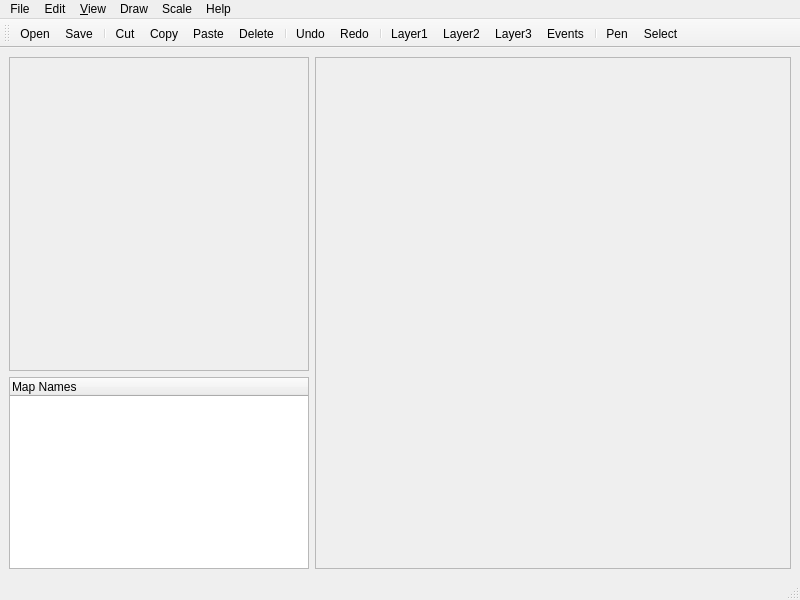
Before: the Qt Designer form mainwindow.ui in jowin202/YaRXP, drawn with Qt 5.
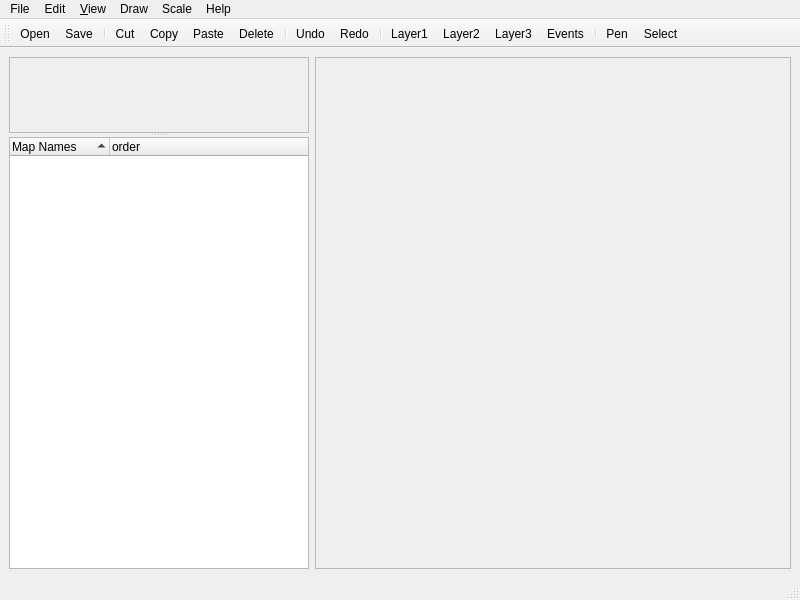
After: the same form once the commit is applied. Icons and pictures are not drawn. Custom widgets are drawn as their Qt base class.

```diff
--- a/mainwindow.ui
+++ b/mainwindow.ui
@@ -18,11 +18,13 @@
     <item row="0" column="0">
      <layout class="QHBoxLayout" name="horizontalLayout">
       <item>
-       <layout class="QVBoxLayout" name="verticalLayout_2">
-        <item>
+       <widget class="QSplitter" name="splitter">
+        <property name="orientation">
+         <enum>Qt::Vertical</enum>
+        </property>
          <widget class="QScrollArea" name="tileset_scroll">
           <property name="sizePolicy">
-           <sizepolicy hsizetype="Fixed" vsizetype="Expanding">
+          <sizepolicy hsizetype="Fixed" vsizetype="Preferred">
             <horstretch>0</horstretch>
             <verstretch>0</verstretch>
            </sizepolicy>
@@ -45,7 +47,7 @@
              <x>0</x>
              <y>0</y>
              <width>296</width>
-             <height>291</height>
+            <height>83</height>
             </rect>
            </property>
            <layout class="QGridLayout" name="gridLayout_2">
@@ -74,11 +76,9 @@
            </layout>
           </widget>
          </widget>
-        </item>
-        <item>
          <widget class="MapTreeWidget" name="map_tree_widget">
           <property name="sizePolicy">
-           <sizepolicy hsizetype="Fixed" vsizetype="Minimum">
+          <sizepolicy hsizetype="Fixed" vsizetype="Preferred">
             <horstretch>0</horstretch>
             <verstretch>0</verstretch>
            </sizepolicy>
@@ -89,14 +89,21 @@
             <height>0</height>
            </size>
           </property>
+         <property name="sortingEnabled">
+          <bool>true</bool>
+         </property>
           <column>
            <property name="text">
             <string>Map Names</string>
            </property>
           </column>
-         </widget>
-        </item>
-       </layout>
+         <column>
+          <property name="text">
+           <string>order</string>
+          </property>
+         </column>
+        </widget>
+       </widget>
       </item>
       <item>
        <widget class="QScrollArea" name="map_scroll">
```
Left out of the diff: 8 changed lines with no effect on the pictures. Lines whose indentation alone changed are shown as unchanged.
